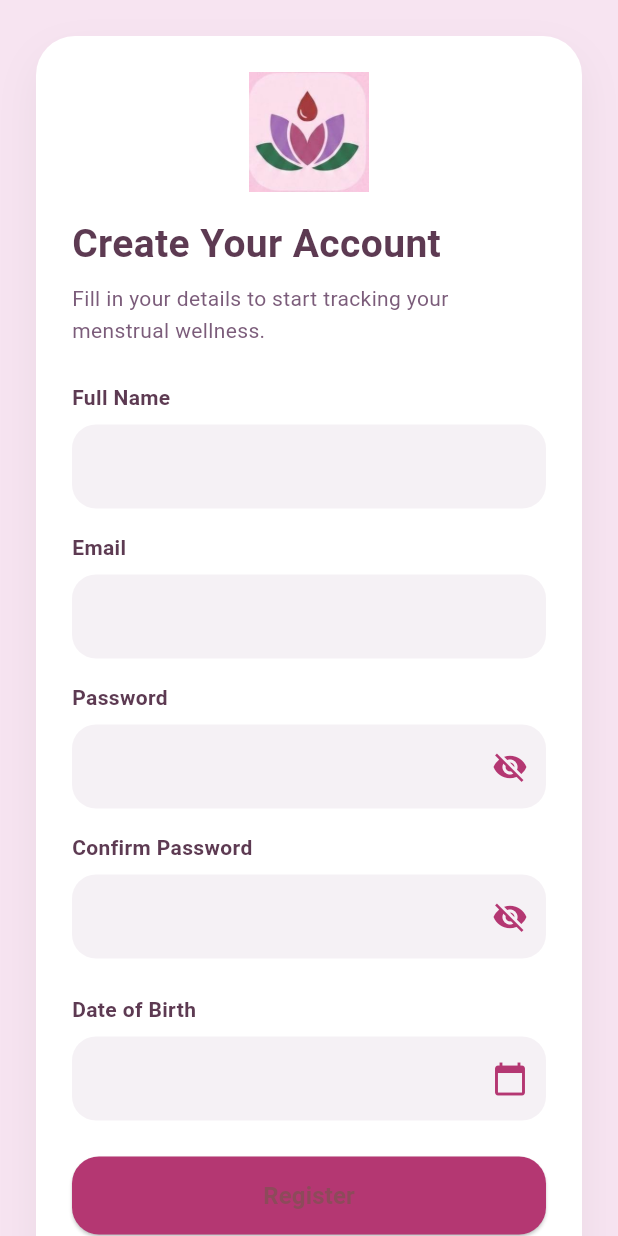
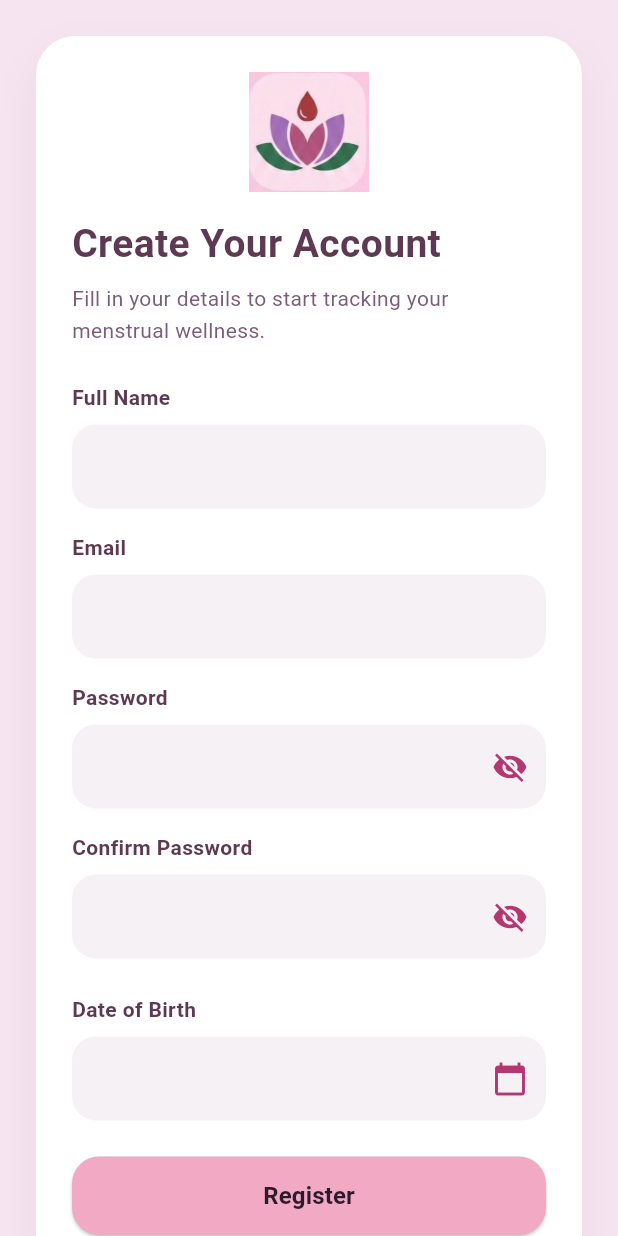
Before and after one commit to pnursyazwaniu/bloom_menstrual_health_wellness_tracker, a Flutter app: the screen it shows after launch, after a tap on "Get Started", on a phone screen of 412 x 824 dp. Run offline on Flutter 3.47's test engine with Material 3 defaults, Android fonts, the phone set to English and light mode, and no system bars; our stand-ins replace cloud_firestore, firebase_auth, firebase_core; accounts and stored records are empty.

Commit message:
done interface for welcomescreen, registration screen,login screen. dah setup firebase jugak for these interface

```diff
--- a/lib/main.dart
+++ b/lib/main.dart
@@ -1,7 +1,8 @@
-import 'package:bloom_menstrual_health_wellness_tracker/screens/forgot_password_screen.dart';
 import 'package:bloom_menstrual_health_wellness_tracker/screens/homepage.dart';
 import 'package:bloom_menstrual_health_wellness_tracker/screens/login_screen.dart';
+import 'package:bloom_menstrual_health_wellness_tracker/screens/privacy_policy_screen.dart';
 import 'package:bloom_menstrual_health_wellness_tracker/screens/registration_screen.dart';
+import 'package:bloom_menstrual_health_wellness_tracker/screens/terms_of_service_screen.dart';
 import 'package:bloom_menstrual_health_wellness_tracker/screens/welcome_screen.dart';
 import 'package:flutter/material.dart';
 import 'package:firebase_core/firebase_core.dart';
@@ -33,7 +34,8 @@ class MyApp extends StatelessWidget {
         '/welcome': (context) => const WelcomeScreen(),
         '/login': (context) => const LoginScreen(),
         '/register': (context) => const RegistrationScreen(),
-        '/forgot-password': (context) => const ForgotPasswordScreen(),
+        '/privacy-policy': (context) => const PrivacyPolicyScreen(),
+        '/terms-of-service': (context) => const TermsOfServiceScreen(),
         '/home': (context) => const HomePage(),
       },
     );
--- a/lib/screens/registration_screen.dart
+++ b/lib/screens/registration_screen.dart
@@ -182,12 +182,21 @@ class _RegistrationScreenState extends State<RegistrationScreen> {
                                 dob: dob,
                               );
                             }
-                            Navigator.pushReplacementNamed(context, '/home');
+                            messenger.showSnackBar(
+                              const SnackBar(
+                                content: Text(
+                                  'Pendaftaran berjaya. Sila log masuk.',
+                                ),
+                              ),
+                            );
+                            Navigator.pushReplacementNamed(context, '/login');
                           } on FirebaseAuthException catch (e) {
+                            final message = e.code == 'email-already-in-use'
+                                ? 'Email telah digunakan. Sila log masuk.'
+                                : e.message ?? 'Pendaftaran gagal.';
                             messenger.showSnackBar(
                               SnackBar(
-                                content:
-                                    Text(e.message ?? 'Pendaftaran gagal.'),
+                                content: Text(message),
                               ),
                             );
                           } catch (_) {
@@ -199,7 +208,8 @@ class _RegistrationScreenState extends State<RegistrationScreen> {
                           }
                         },
                         style: ElevatedButton.styleFrom(
-                          backgroundColor: const Color(0xFFB43772),
+                          backgroundColor: const Color(0xFFF1A9C4),
+                          foregroundColor: const Color(0xFF2B1B2B),
                           shape: RoundedRectangleBorder(
                             borderRadius: BorderRadius.circular(18),
                           ),
@@ -222,7 +232,8 @@ class _RegistrationScreenState extends State<RegistrationScreen> {
                           style: TextStyle(color: Color(0xFF7B5C7A)),
                         ),
                         TextButton(
-                          onPressed: () => Navigator.pop(context),
+                          onPressed: () =>
+                              Navigator.pushReplacementNamed(context, '/login'),
                           child: const Text(
                             'Login',
                             style: TextStyle(
--- a/lib/screens/welcome_screen.dart
+++ b/lib/screens/welcome_screen.dart
@@ -6,91 +6,67 @@ class WelcomeScreen extends StatelessWidget {
   @override
   Widget build(BuildContext context) {
     return Scaffold(
-      backgroundColor: const Color(0xFFF9E5F0),
-      body: SafeArea(
+      body: Stack(
+        fit: StackFit.expand,
+        children: [
+          Image.asset(
+            'assets/images/welcomescreen.png',
+            fit: BoxFit.cover,
+          ),
+          Container(
+            color: Colors.black.withOpacity(0.16),
+          ),
+          SafeArea(
+            child: Padding(
+              padding: const EdgeInsets.all(16),
+              child: Align(
+                alignment: Alignment.topRight,
                 child: Container(
-          width: double.infinity,
-          decoration: const BoxDecoration(
-            gradient: LinearGradient(
-              begin: Alignment.topCenter,
-              end: Alignment.bottomCenter,
-              colors: [Color(0xFFFFF0F8), Color(0xFFF6D7EB)],
-            ),
-          ),
-          child: Column(
-            children: [
-              Padding(
-                padding: const EdgeInsets.fromLTRB(24, 24, 24, 0),
-                child: Row(
-                  mainAxisAlignment: MainAxisAlignment.spaceBetween,
-                  children: [
-                    Image.asset('assets/images/logo.png', height: 72),
-                    IconButton(
-                      onPressed: () {},
-                      icon: const Icon(
-                        Icons.info_outline,
-                        color: Color(0xFFB43772),
-                      ),
+                  padding: const EdgeInsets.symmetric(horizontal: 14, vertical: 10),
+                  decoration: BoxDecoration(
+                    color: Colors.white.withOpacity(0.85),
+                    borderRadius: BorderRadius.circular(50),
+                    boxShadow: [
+                      BoxShadow(
+                        color: Colors.black.withOpacity(0.12),
+                        blurRadius: 14,
+                        offset: const Offset(0, 6),
                       ),
                     ],
                   ),
-              ),
-              const SizedBox(height: 16),
-              Flexible(
-                child: Column(
-                  mainAxisAlignment: MainAxisAlignment.center,
+                  child: Wrap(
+                    crossAxisAlignment: WrapCrossAlignment.center,
+                    spacing: 10,
                     children: [
-                    Image.asset('assets/images/bunga.png', height: 220),
-                    const SizedBox(height: 16),
-                    const Text(
-                      'Bloom',
-                      style: TextStyle(
-                        fontSize: 38,
-                        fontWeight: FontWeight.bold,
-                        color: Color(0xFF5D3A52),
+                      SizedBox(
+                        height: 44,
+                        child: TextButton(
+                          onPressed: () => Navigator.pushNamed(context, '/login'),
+                          style: TextButton.styleFrom(
+                            padding: const EdgeInsets.symmetric(horizontal: 24),
+                            foregroundColor: const Color(0xFF2B1B2B),
+                            backgroundColor: Colors.transparent,
+                            shape: RoundedRectangleBorder(
+                              borderRadius: BorderRadius.circular(28),
                             ),
                           ),
-                    const SizedBox(height: 10),
-                    const Padding(
-                      padding: EdgeInsets.symmetric(horizontal: 32),
-                      child: Text(
-                        'Menstrual Health & Wellness Tracker',
-                        textAlign: TextAlign.center,
+                          child: const Text(
+                            'Login',
                             style: TextStyle(
                               fontSize: 16,
-                          color: Color(0xFF5D3A52),
-                          height: 1.4,
+                              fontWeight: FontWeight.w600,
                             ),
                           ),
                         ),
-                    const SizedBox(height: 8),
-                    const Padding(
-                      padding: EdgeInsets.symmetric(horizontal: 28),
-                      child: Text(
-                        'Track your cycle, symptoms & self-care with a gentle space for your wellness journey.',
-                        textAlign: TextAlign.center,
-                        style: TextStyle(
-                          fontSize: 14,
-                          color: Color(0xFF7B5C7A),
-                          height: 1.5,
                       ),
-                      ),
-                    ),
-                  ],
-                ),
-              ),
-              Padding(
-                padding: const EdgeInsets.fromLTRB(24, 0, 24, 24),
-                child: Column(
-                  children: [
                       SizedBox(
-                      width: double.infinity,
-                      height: 54,
+                        height: 44,
                         child: ElevatedButton(
-                        onPressed: () =>
-                            Navigator.pushNamed(context, '/register'),
+                          onPressed: () => Navigator.pushNamed(context, '/register'),
                           style: ElevatedButton.styleFrom(
-                          backgroundColor: const Color(0xFFB43772),
+                            backgroundColor: const Color(0xFFF4C3D6),
+                            foregroundColor: const Color(0xFF2B1B2B),
+                            padding: const EdgeInsets.symmetric(horizontal: 26),
                             shape: RoundedRectangleBorder(
                               borderRadius: BorderRadius.circular(28),
                             ),
@@ -98,63 +74,20 @@ class WelcomeScreen extends StatelessWidget {
                           child: const Text(
                             'Get Started',
                             style: TextStyle(
-                            fontSize: 18,
-                            fontWeight: FontWeight.bold,
+                              fontSize: 16,
+                              fontWeight: FontWeight.w700,
                             ),
                           ),
-                      ),
-                    ),
-                    const SizedBox(height: 12),
-                    SizedBox(
-                      width: double.infinity,
-                      height: 54,
-                      child: OutlinedButton(
-                        onPressed: () => Navigator.pushNamed(context, '/login'),
-                        style: OutlinedButton.styleFrom(
-                          backgroundColor: Colors.white,
-                          side: const BorderSide(color: Color(0xFFB43772)),
-                          shape: RoundedRectangleBorder(
-                            borderRadius: BorderRadius.circular(28),
-                          ),
-                        ),
-                        child: const Text(
-                          'Login',
-                          style: TextStyle(
-                            fontSize: 18,
-                            color: Color(0xFFB43772),
-                            fontWeight: FontWeight.bold,
-                          ),
-                        ),
-                      ),
-                    ),
-                    const SizedBox(height: 16),
-                    Row(
-                      mainAxisAlignment: MainAxisAlignment.center,
-                      children: [
-                        TextButton(
-                          onPressed: () {},
-                          child: const Text(
-                            'Privacy Policy',
-                            style: TextStyle(color: Color(0xFF7B5C7A)),
-                          ),
-                        ),
-                        const SizedBox(width: 10),
-                        TextButton(
-                          onPressed: () {},
-                          child: const Text(
-                            'Terms of Service',
-                            style: TextStyle(color: Color(0xFF7B5C7A)),
-                          ),
-                        ),
-                      ],
-                    ),
-                  ],
                         ),
                       ),
                     ],
                   ),
                 ),
               ),
+            ),
+          ),
+        ],
+      ),
     );
   }
 }
--- a/pubspec.yaml
+++ b/pubspec.yaml
@@ -61,6 +61,7 @@ flutter:
   assets:
     - assets/images/logo.png
     - assets/images/bunga.png
+    - assets/images/welcomescreen.png
 
   # An image asset can refer to one or more resolution-specific "variants", see
   # https://flutter.dev/to/resolution-aware-images
```
Also changed, not shown: lib/screens/forgot_password_screen.dart (deleted, +0 -137 lines), lib/screens/login_screen.dart (+6 -13 lines), lib/screens/privacy_policy_screen.dart (added, +35 -0 lines), lib/screens/terms_of_service_screen.dart (added, +37 -0 lines), assets/images/welcomescreen.png (added), 1 other file. Lines whose indentation alone changed are shown as unchanged.
